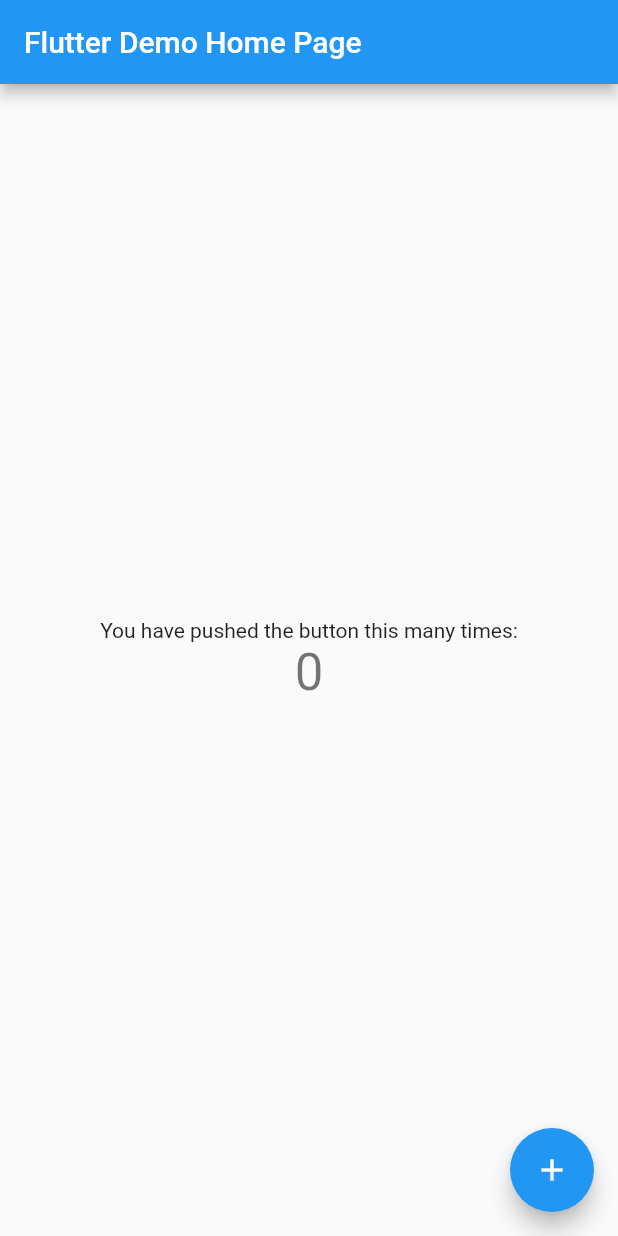
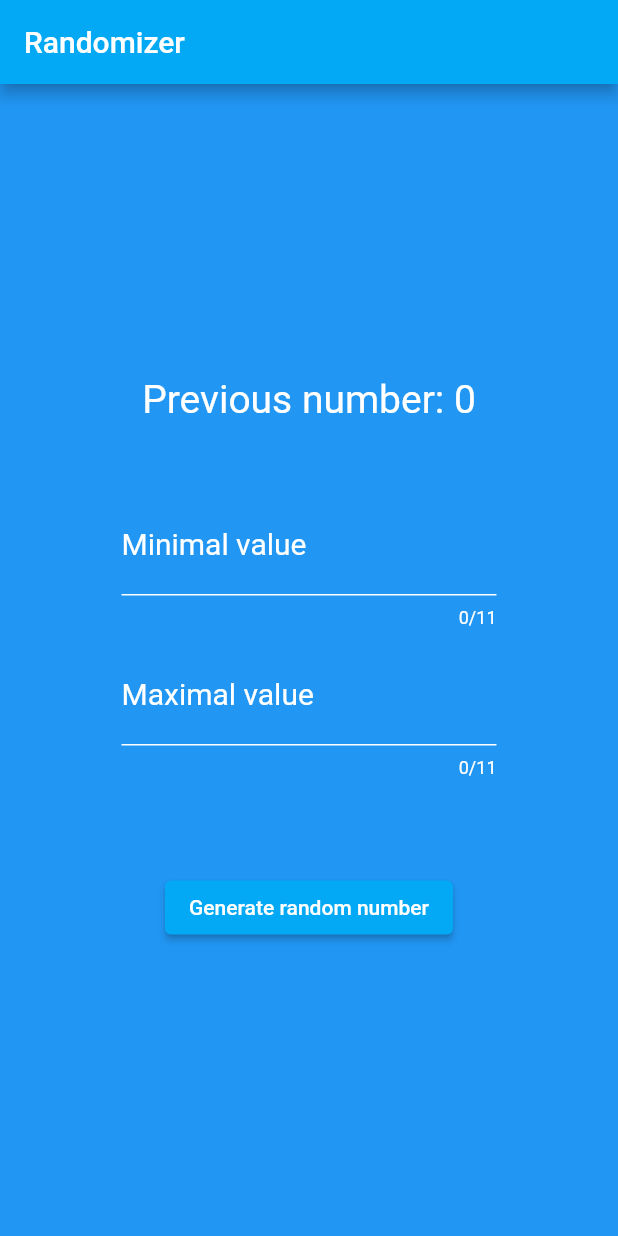
Before and after one commit to 8DietmarBarbarossa8/Randomizer, a Flutter app: the screen it shows after launch, on a phone screen of 412 x 824 dp. Run offline on Flutter 3.47's test engine with Material 2 defaults, Android fonts, the phone set to English and light mode, and no system bars.

Commit message:
finished pro

```diff
--- a/lib/main.dart
+++ b/lib/main.dart
@@ -1,115 +1,22 @@
 import 'package:flutter/material.dart';
+import 'package:randomizer/main_page.dart';
 
-void main() {
-  runApp(const MyApp());
-}
+main() => runApp(const MyApp());
+
+const title = 'Randomizer';
 
 class MyApp extends StatelessWidget {
   const MyApp({Key? key}) : super(key: key);
 
-  // This widget is the root of your application.
   @override
   Widget build(BuildContext context) {
     return MaterialApp(
-      title: 'Flutter Demo',
+      title: title,
+      debugShowCheckedModeBanner: false,
       theme: ThemeData(
-        // This is the theme of your application.
-        //
-        // Try running your application with "flutter run". You'll see the
-        // application has a blue toolbar. Then, without quitting the app, try
-        // changing the primarySwatch below to Colors.green and then invoke
-        // "hot reload" (press "r" in the console where you ran "flutter run",
-        // or simply save your changes to "hot reload" in a Flutter IDE).
-        // Notice that the counter didn't reset back to zero; the application
-        // is not restarted.
-        primarySwatch: Colors.blue,
+        primarySwatch: Colors.lightBlue,
       ),
-      home: const MyHomePage(title: 'Flutter Demo Home Page'),
+      home: const MainPage(title: title),
     );
   }
 }
-
-class MyHomePage extends StatefulWidget {
-  const MyHomePage({Key? key, required this.title}) : super(key: key);
-
-  // This widget is the home page of your application. It is stateful, meaning
-  // that it has a State object (defined below) that contains fields that affect
-  // how it looks.
-
-  // This class is the configuration for the state. It holds the values (in this
-  // case the title) provided by the parent (in this case the App widget) and
-  // used by the build method of the State. Fields in a Widget subclass are
-  // always marked "final".
-
-  final String title;
-
-  @override
-  State<MyHomePage> createState() => _MyHomePageState();
-}
-
-class _MyHomePageState extends State<MyHomePage> {
-  int _counter = 0;
-
-  void _incrementCounter() {
-    setState(() {
-      // This call to setState tells the Flutter framework that something has
-      // changed in this State, which causes it to rerun the build method below
-      // so that the display can reflect the updated values. If we changed
-      // _counter without calling setState(), then the build method would not be
-      // called again, and so nothing would appear to happen.
-      _counter++;
-    });
-  }
-
-  @override
-  Widget build(BuildContext context) {
-    // This method is rerun every time setState is called, for instance as done
-    // by the _incrementCounter method above.
-    //
-    // The Flutter framework has been optimized to make rerunning build methods
-    // fast, so that you can just rebuild anything that needs updating rather
-    // than having to individually change instances of widgets.
-    return Scaffold(
-      appBar: AppBar(
-        // Here we take the value from the MyHomePage object that was created by
-        // the App.build method, and use it to set our appbar title.
-        title: Text(widget.title),
-      ),
-      body: Center(
-        // Center is a layout widget. It takes a single child and positions it
-        // in the middle of the parent.
-        child: Column(
-          // Column is also a layout widget. It takes a list of children and
-          // arranges them vertically. By default, it sizes itself to fit its
-          // children horizontally, and tries to be as tall as its parent.
-          //
-          // Invoke "debug painting" (press "p" in the console, choose the
-          // "Toggle Debug Paint" action from the Flutter Inspector in Android
-          // Studio, or the "Toggle Debug Paint" command in Visual Studio Code)
-          // to see the wireframe for each widget.
-          //
-          // Column has various properties to control how it sizes itself and
-          // how it positions its children. Here we use mainAxisAlignment to
-          // center the children vertically; the main axis here is the vertical
-          // axis because Columns are vertical (the cross axis would be
-          // horizontal).
-          mainAxisAlignment: MainAxisAlignment.center,
-          children: <Widget>[
-            const Text(
-              'You have pushed the button this many times:',
-            ),
-            Text(
-              '$_counter',
-              style: Theme.of(context).textTheme.headline4,
-            ),
-          ],
-        ),
-      ),
-      floatingActionButton: FloatingActionButton(
-        onPressed: _incrementCounter,
-        tooltip: 'Increment',
-        child: const Icon(Icons.add),
-      ), // This trailing comma makes auto-formatting nicer for build methods.
-    );
-  }
-}
--- /dev/null
+++ b/lib/main_page.dart
@@ -0,0 +1,122 @@
+import 'package:flutter/material.dart';
+import 'package:flutter/services.dart';
+import 'package:randomizer/result_page.dart';
+
+int previousValue = 0;
+
+class MainPage extends StatefulWidget {
+  final String title;
+
+  const MainPage({Key? key, required this.title}) : super(key: key);
+
+  @override
+  State<MainPage> createState() => _MainPageState();
+}
+
+class _MainPageState extends State<MainPage> {
+  int min = -1, max = -1;
+
+  @override
+  Widget build(BuildContext context) {
+    return Scaffold(
+      appBar: AppBar(
+        title: Text(
+          widget.title,
+          style: const TextStyle(color: Colors.white),
+        ),
+      ),
+      backgroundColor: Colors.blue,
+      body: Center(
+        child: Column(
+          mainAxisAlignment: MainAxisAlignment.center,
+          children: [
+            Text(
+              'Previous number: $previousValue',
+              style: const TextStyle(
+                color: Colors.white,
+                fontSize: 26,
+              ),
+            ),
+            const SizedBox(
+              height: 50,
+            ),
+            _inputField('Minimal value', true),
+            _inputField('Maximal value', false),
+            const SizedBox(
+              height: 50,
+            ),
+            ElevatedButton(
+                onPressed: () => setState(() {
+                  _findOut();
+                }),
+                child: const Text(
+                  'Generate random number',
+                  style: TextStyle(color: Colors.white),
+                )),
+          ],
+        ),
+      ),
+    );
+  }
+
+  SizedBox _inputField(String inputName, bool isMin) {
+    return SizedBox(
+      width: 250,
+      height: 100,
+      child: TextField(
+        onChanged: ((value) {
+          int number = int.tryParse(value) ?? -1;
+          isMin ? _setMin(number) : _setMax(number);
+        }),
+        style: const TextStyle(
+          color: Colors.white,
+          fontSize: 20,
+        ),
+        textAlign: TextAlign.center,
+        maxLength: 11,
+        keyboardType: TextInputType.number,
+        inputFormatters: [FilteringTextInputFormatter.digitsOnly],
+        decoration: InputDecoration(
+          labelText: inputName,
+          labelStyle: const TextStyle(
+            color: Colors.white,
+            fontSize: 20,
+          ),
+          counterStyle: const TextStyle(
+            color: Colors.white,
+          ),
+          enabledBorder: const UnderlineInputBorder(
+            borderSide: BorderSide(
+              color: Colors.white,
+            ),
+          ),
+        ),
+      ),
+    );
+  }
+
+  _setMin(value) {
+    min = value;
+  }
+
+  _setMax(value) {
+    max = value;
+  }
+
+  _findOut() {
+    if (min == -1 || max == -1) {
+      return;
+    } else if (min > max) {
+      return;
+    } else {
+      Navigator.push(
+          context,
+          MaterialPageRoute(
+              builder: (context) => ResultPage(
+                    title: widget.title,
+                    min: min,
+                    max: max,
+                  )));
+    }
+  }
+}
```
Also changed, not shown: lib/result_page.dart (added, +56 -0 lines), 7 other files.
